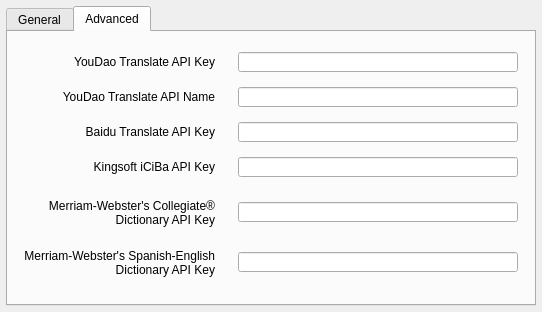
Before: the Qt Designer form contents/ui/config.ui in librehat/kdictionary, drawn with Qt 5.
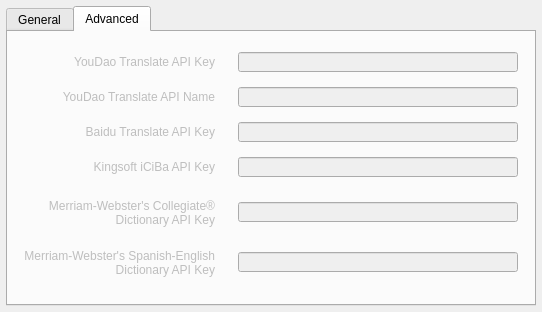
After: the same form once the commit is applied. The open tabs and pages were chosen to show the change.

```diff
--- a/contents/ui/config.ui
+++ b/contents/ui/config.ui
@@ -242,6 +242,9 @@
     </widget>
    </widget>
    <widget class="QWidget" name="tabAdv">
+    <property name="enabled">
+     <bool>false</bool>
+    </property>
     <attribute name="title">
      <string>Advanced</string>
     </attribute>
```
Left out of the diff: 22 changed lines with no effect on the pictures.
